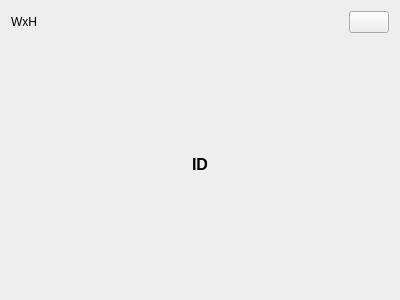
This is Software/src/GrabWidget.ui in Atarity/Lightpack as Qt 5 draws it before an edit. The edited form follows.
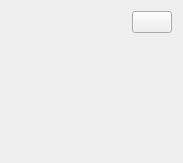
This is the edited form.

Commit message: Add scaling ID-numbers in GrabWidget and resize-icon at bottom right corner. Resize open config button icons to 24x24 px.

What changed in the file:
```diff
--- a/Software/src/GrabWidget.ui
+++ b/Software/src/GrabWidget.ui
@@ -6,8 +6,8 @@
    <rect>
     <x>0</x>
     <y>0</y>
-    <width>400</width>
-    <height>300</height>
+    <width>183</width>
+    <height>163</height>
    </rect>
   </property>
   <property name="windowTitle">
@@ -16,32 +16,6 @@
   <layout class="QVBoxLayout" name="verticalLayout">
    <item>
     <layout class="QHBoxLayout" name="horizontalLayout_2">
-     <item>
-      <widget class="QLabel" name="labelWidthHeight">
-       <property name="sizePolicy">
-        <sizepolicy hsizetype="Preferred" vsizetype="Maximum">
-         <horstretch>0</horstretch>
-         <verstretch>0</verstretch>
-        </sizepolicy>
-       </property>
-       <property name="font">
-        <font>
-         <weight>50</weight>
-         <bold>false</bold>
-         <stylestrategy>PreferDefault</stylestrategy>
-        </font>
-       </property>
-       <property name="cursor">
-        <cursorShape>OpenHandCursor</cursorShape>
-       </property>
-       <property name="locale">
-        <locale language="English" country="UnitedStates"/>
-       </property>
-       <property name="text">
-        <string notr="true">WxH</string>
-       </property>
-      </widget>
-     </item>
      <item>
       <spacer name="horizontalSpacer_3">
        <property name="orientation">
@@ -49,8 +23,8 @@
        </property>
        <property name="sizeHint" stdset="0">
         <size>
-         <width>40</width>
-         <height>20</height>
+         <width>1</width>
+         <height>1</height>
         </size>
        </property>
       </spacer>
@@ -64,63 +38,6 @@
      </item>
     </layout>
    </item>
-   <item>
-    <spacer name="verticalSpacer_2">
-     <property name="orientation">
-      <enum>Qt::Vertical</enum>
-     </property>
-     <property name="sizeHint" stdset="0">
-      <size>
-       <width>20</width>
-       <height>40</height>
-      </size>
-     </property>
-    </spacer>
-   </item>
-   <item>
-    <layout class="QHBoxLayout" name="horizontalLayout">
-     <item>
-      <spacer name="horizontalSpacer">
-       <property name="orientation">
-        <enum>Qt::Horizontal</enum>
-       </property>
-       <property name="sizeHint" stdset="0">
-        <size>
-         <width>40</width>
-         <height>20</height>
-        </size>
-       </property>
-      </spacer>
-     </item>
-     <item>
-      <widget class="QLabel" name="label_ID">
-       <property name="font">
-        <font>
-         <pointsize>12</pointsize>
-         <weight>75</weight>
-         <bold>true</bold>
-        </font>
-       </property>
-       <property name="text">
-        <string notr="true">ID</string>
-       </property>
-      </widget>
-     </item>
-     <item>
-      <spacer name="horizontalSpacer_2">
-       <property name="orientation">
-        <enum>Qt::Horizontal</enum>
-       </property>
-       <property name="sizeHint" stdset="0">
-        <size>
-         <width>37</width>
-         <height>17</height>
-        </size>
-       </property>
-      </spacer>
-     </item>
-    </layout>
-   </item>
    <item>
     <spacer name="verticalSpacer">
      <property name="orientation">
@@ -128,8 +45,8 @@
      </property>
      <property name="sizeHint" stdset="0">
       <size>
-       <width>20</width>
-       <height>40</height>
+       <width>1</width>
+       <height>1</height>
       </size>
      </property>
     </spacer>
```
The commit also changes 17 other files.
